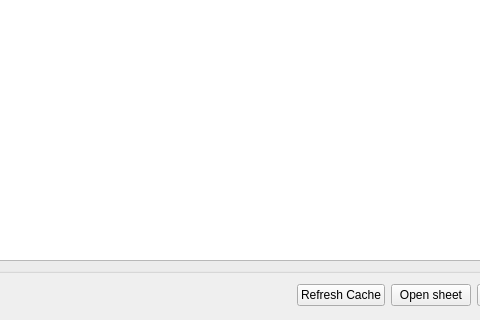
Above: qt5/gui_elements/mainUI.ui from Shotaos/GSheetsEngine before the change; both pictures show x 471 to 951 and y 274 to 594 of the 1042 by 594 pixel window. Below: the same form after it.
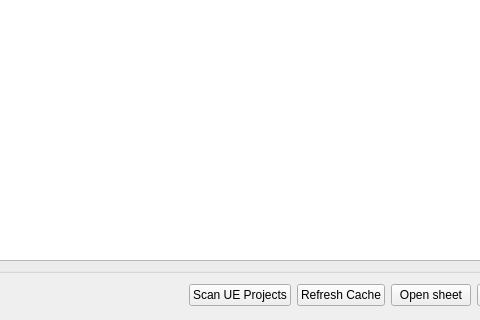
That is the form after the change.

Commit message: Add UE Project scanning

```diff
--- a/qt5/gui_elements/mainUI.ui
+++ b/qt5/gui_elements/mainUI.ui
@@ -61,6 +61,13 @@
         </property>
        </spacer>
       </item>
+      <item>
+       <widget class="QPushButton" name="scan_ue">
+        <property name="text">
+         <string>Scan UE Projects</string>
+        </property>
+       </widget>
+      </item>
       <item>
        <widget class="QPushButton" name="refresh">
         <property name="text">
```
The commit also changes 6 other files.
